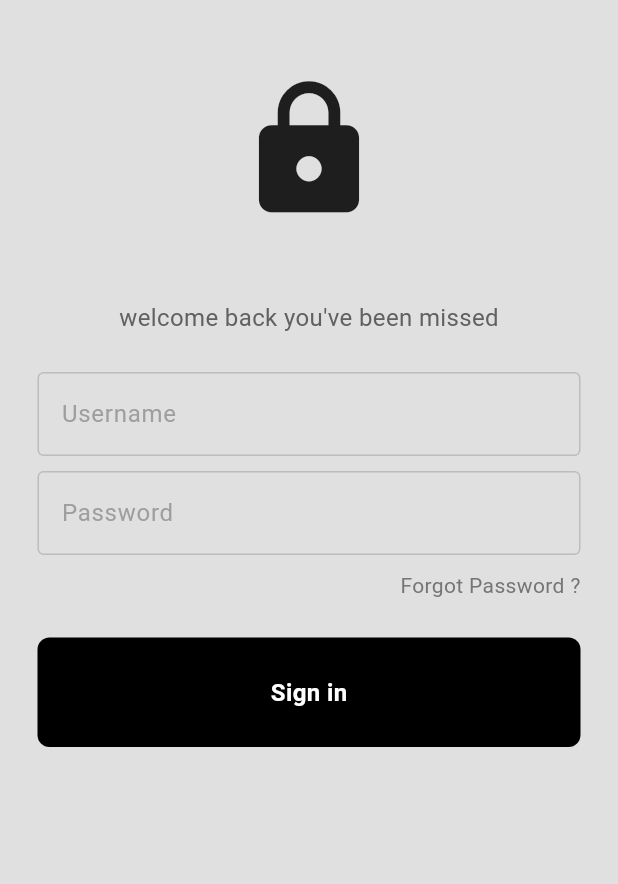
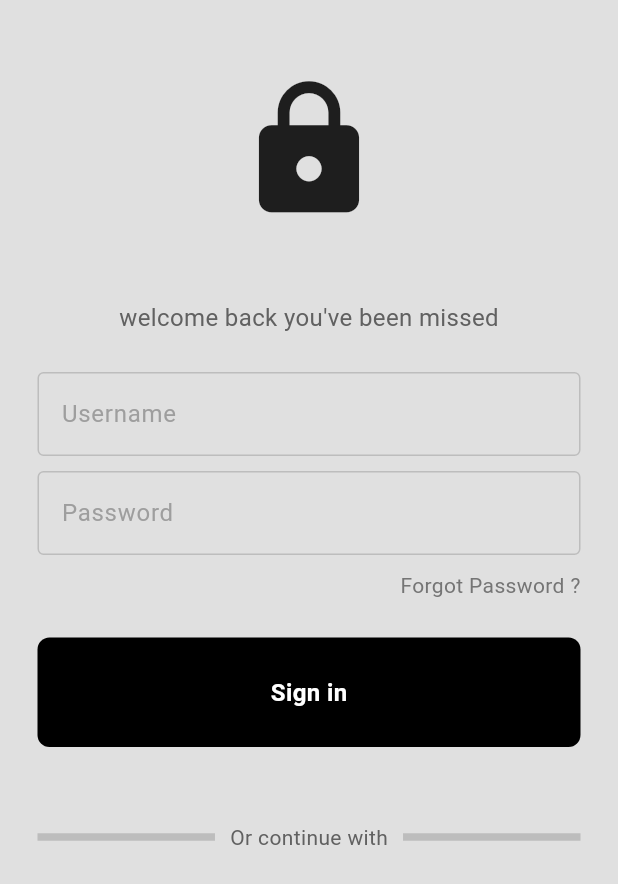
Before and after one commit to Darrylwin/goole_sign, a Flutter app: the screen it shows after launch, on a phone screen of 412 x 824 dp. Shown: the top 884 px of the screen. Run offline on Flutter 3.47's test engine with Material 3 defaults, Android fonts, the phone set to English and light mode, and no system bars.

Commit message:
ligne separant la registration et les assets

```diff
--- a/lib/pages/login_page.dart
+++ b/lib/pages/login_page.dart
@@ -6,9 +6,7 @@ class LoginPage extends StatelessWidget {
   LoginPage({super.key});
 
   // sign user in method
-  SignUserIn() {
-
-  }
+  SignUserIn() {}
 
   // text editing controllers
   final usernameController = TextEditingController();
@@ -91,9 +89,43 @@ class LoginPage extends StatelessWidget {
             ),
 
             // sign in button
-            MyButton(onTap: SignUserIn() => ,),
+            MyButton(
+              onTap: SignUserIn(),
+            ),
+
+            const SizedBox(
+              height: 50,
+            ),
 
             // or contiue with
+            Padding(
+              padding: const EdgeInsets.symmetric(horizontal: 25.0),
+              child: Row(
+                children: [
+                  Expanded(
+                    child: Divider(
+                      thickness: 5,
+                      color: Colors.grey[400],
+                    ),
+                  ),
+                  Padding(
+                    padding: const EdgeInsets.symmetric(horizontal: 10.0),
+                    child: Text(
+                      "Or continue with",
+                      style: TextStyle(
+                        color: Colors.grey.shade700,
+                      ),
+                    ),
+                  ),
+                  Expanded(
+                    child: Divider(
+                      thickness: 5,
+                      color: Colors.grey[400],
+                    ),
+                  ),
+                ],
+              ),
+            ),
 
             // google - apple sign in button
 
```
